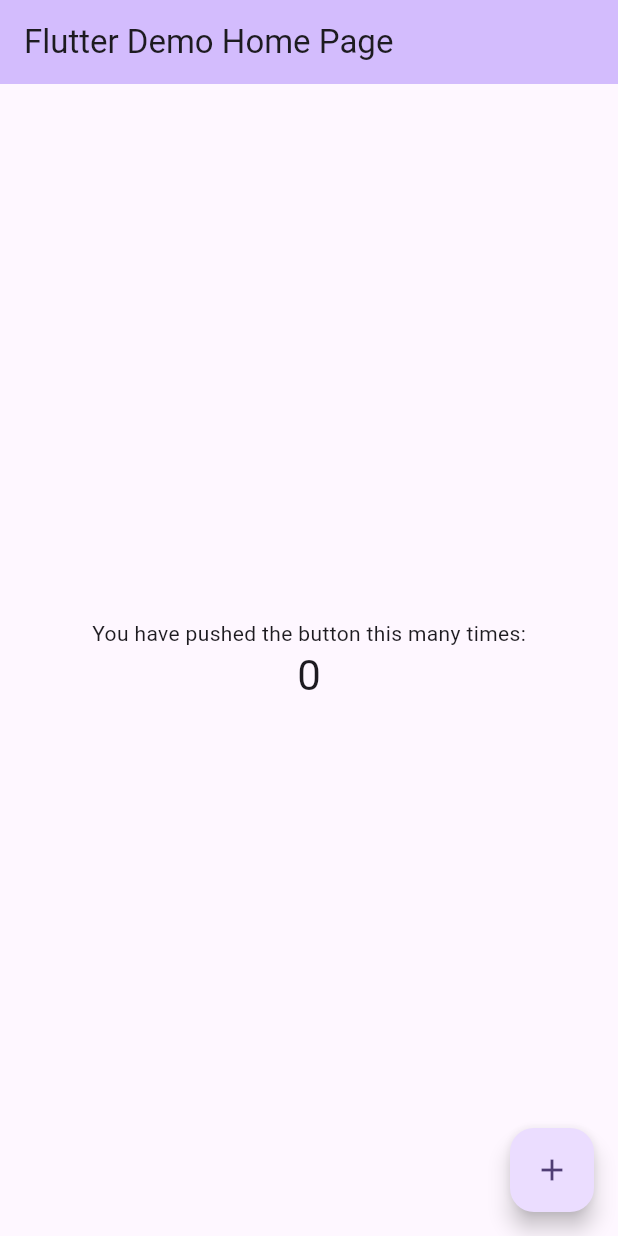
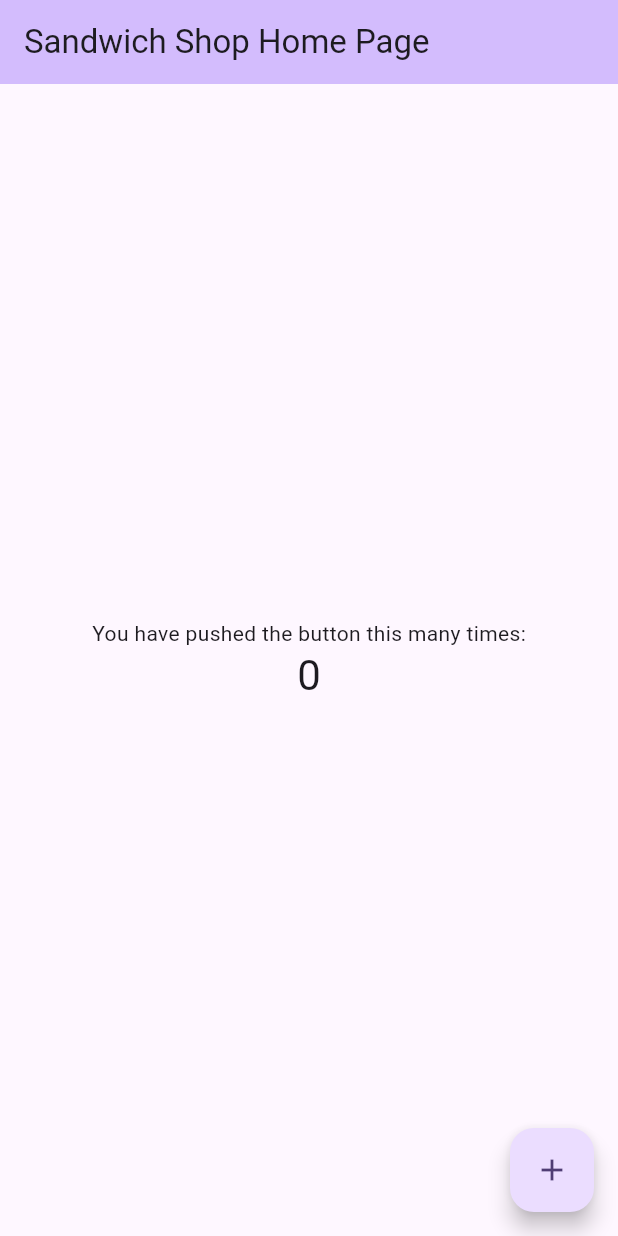
Before and after one commit to badideainc/flutter_application_2, a Flutter app: the screen it shows after launch, on a phone screen of 412 x 824 dp. Run offline on Flutter 3.47's test engine with Material 3 defaults, Android fonts, the phone set to English and light mode, and no system bars.

Commit message:
Changed title to more appropriate - Sandwich Shop

```diff
--- a/lib/main.dart
+++ b/lib/main.dart
@@ -11,7 +11,7 @@ class MyApp extends StatelessWidget {
   @override
   Widget build(BuildContext context) {
     return MaterialApp(
-      title: 'Flutter Demo',
+      title: 'Sandwich Shop App',
       theme: ThemeData(
         // This is the theme of your application.
         //
@@ -30,7 +30,7 @@ class MyApp extends StatelessWidget {
         // tested with just a hot reload.
         colorScheme: ColorScheme.fromSeed(seedColor: Colors.deepPurple),
       ),
-      home: const MyHomePage(title: 'Flutter Demo Home Page'),
+      home: const MyHomePage(title: 'Sandwich Shop Home Page'),
     );
   }
 }
```
